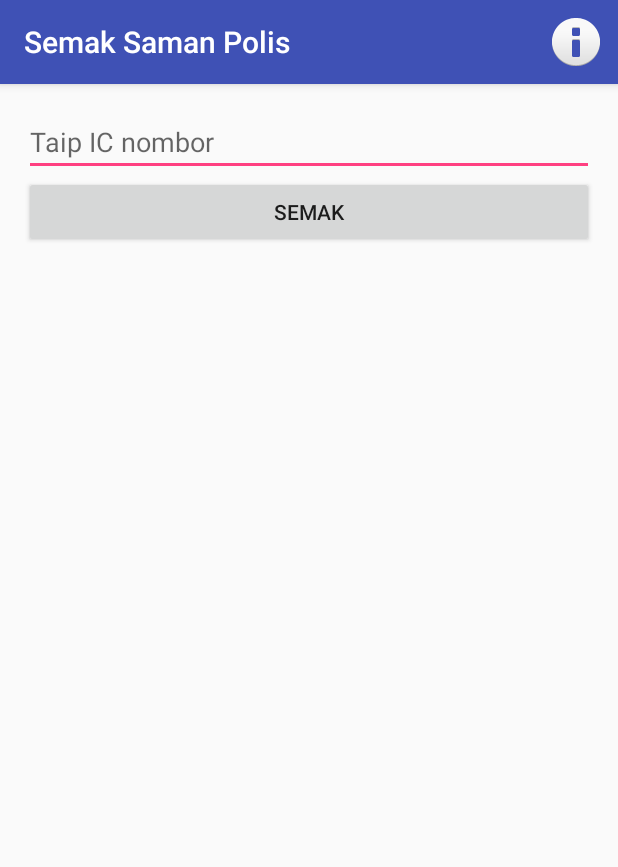
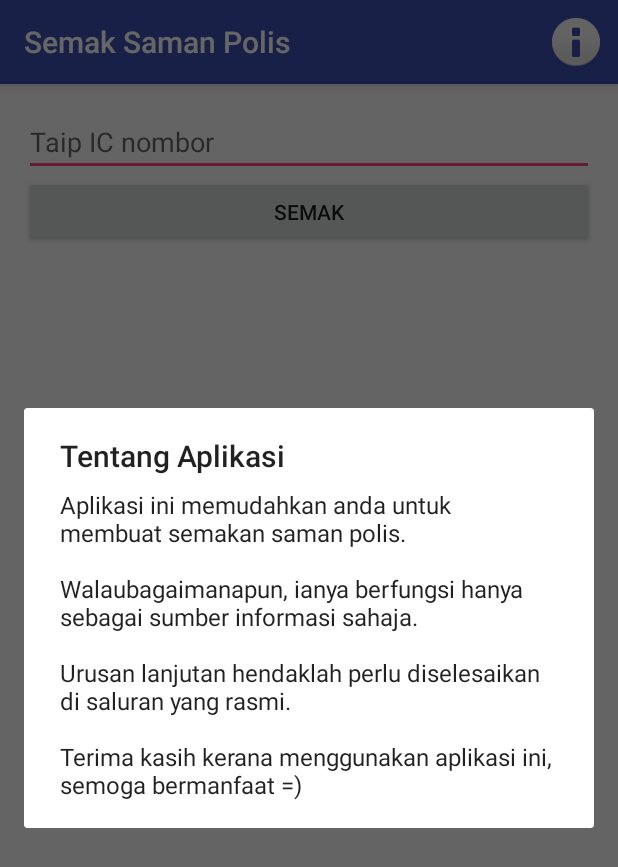
Before and after one commit to h4ck4life/pdrmcheck-android, an Android app: the screen it shows after launch (MainActivity), after a tap on "Info", on a phone screen of 412 x 824 dp. Shown: the top 867 px of the screen. Run offline under Robolectric (Android 15) with nearby library versions, the phone set to English and light mode, and no system bars; our stand-ins replace AdMob; libraries missing offline, so code that uses them is left out: com.loopj.android, cz.msebera.android, github.nisrulz.androidutils; 1 statement that could not run was skipped.

Commit message:
Fix few things

```diff
--- a/app/src/main/java/filavents/com/semaksamanpolis/MainActivity.java
+++ b/app/src/main/java/filavents/com/semaksamanpolis/MainActivity.java
@@ -2,7 +2,9 @@ package filavents.com.semaksamanpolis;
 
 import android.app.ProgressDialog;
 import android.content.Context;
+import android.content.DialogInterface;
 import android.os.Bundle;
+import android.support.v7.app.AlertDialog;
 import android.support.v7.app.AppCompatActivity;
 import android.view.Menu;
 import android.view.MenuInflater;
@@ -32,6 +34,7 @@ public class MainActivity extends AppCompatActivity {
 
     private static final String PDRM_API = "http://pdrmcheck.filavents.com/v1/pdrm/summon";
     ProgressDialog barProgressDialog;
+    AlertDialog alertDialog;
 
     @Override
     protected void onCreate(Bundle savedInstanceState) {
@@ -211,7 +214,12 @@ public class MainActivity extends AppCompatActivity {
     public boolean onOptionsItemSelected(MenuItem item) {
         switch (item.getItemId()) {
             case R.id.action_favorite:
-                Toast.makeText(getApplicationContext(), "Information text", Toast.LENGTH_SHORT).show();
+                //Toast.makeText(getApplicationContext(), "Information text", Toast.LENGTH_SHORT).show();
+                alertDialog = new AlertDialog.Builder(this).create();
+                alertDialog.setTitle("Tentang Aplikasi");
+                alertDialog.setMessage("Aplikasi ini memudahkan anda untuk membuat semakan saman polis.\n\nWalaubagaimanapun, ianya berfungsi hanya sebagai sumber informasi sahaja.\n\nUrusan lanjutan hendaklah perlu diselesaikan di saluran yang rasmi.\n\nTerima kasih kerana menggunakan aplikasi ini, semoga bermanfaat =)");
+                alertDialog.setCancelable(true);
+                alertDialog.show();
                 return true;
 
             default:
```
